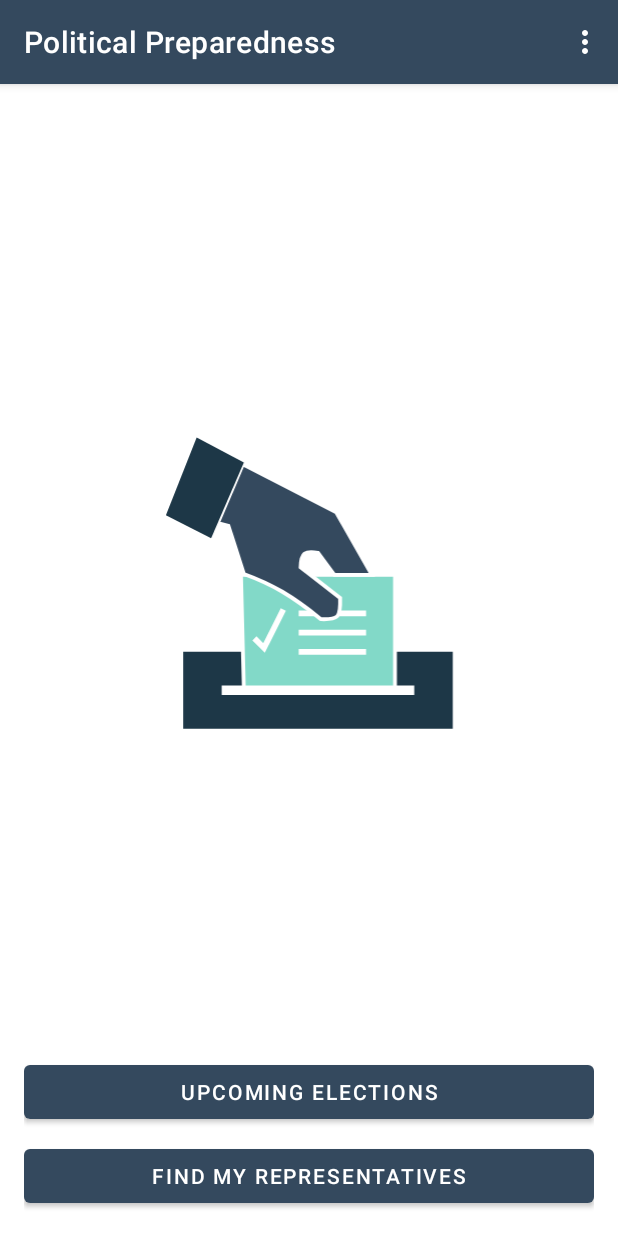
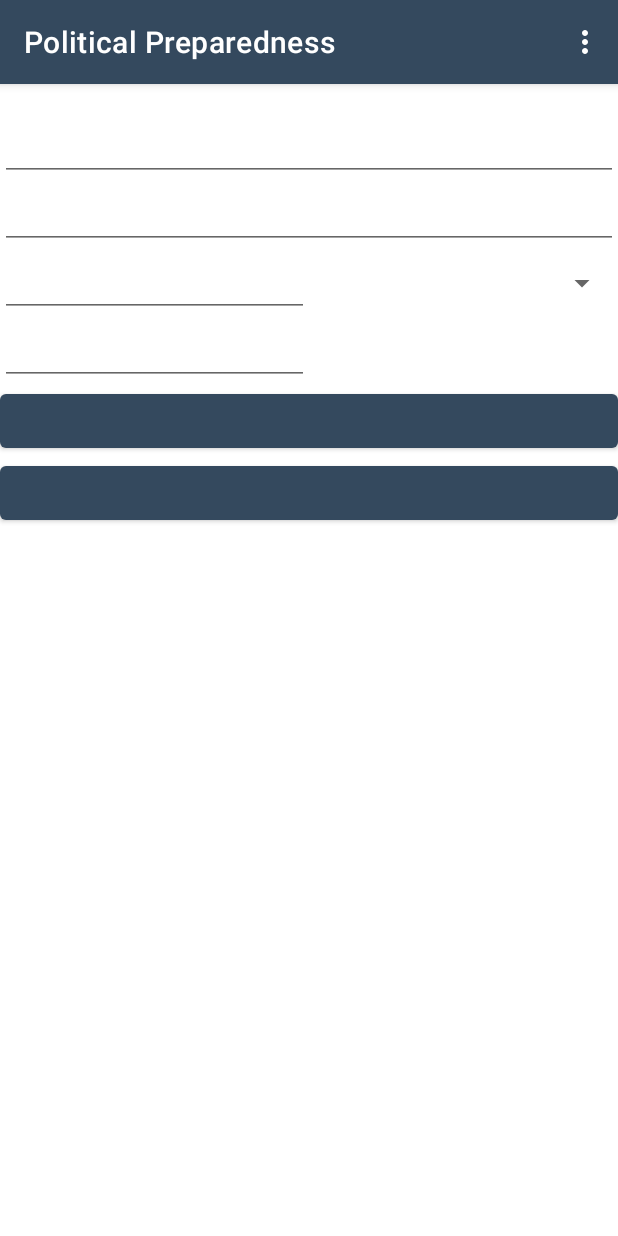
Before and after one commit to RicardoBravoA/PoliticalPreparedness, an Android app: the screen it shows after launch (MainActivity), after a tap on "FIND MY REPRESENTATIVES", on a phone screen of 412 x 824 dp. Run offline under Robolectric (Android 15) with nearby library versions, the phone set to English and light mode, and no system bars; our stand-ins replace data binding.

Commit message:
refactor: Update navigation

```diff
--- a/app/src/main/java/com/udacity/political/preparedness/representative/RepresentativeFragment.kt
+++ b/app/src/main/java/com/udacity/political/preparedness/representative/RepresentativeFragment.kt
@@ -1,16 +1,10 @@
 package com.udacity.political.preparedness.representative
 
-import android.content.Context
-import android.location.Geocoder
-import android.location.Location
 import android.os.Bundle
 import android.view.*
-import android.view.inputmethod.InputMethodManager
 import androidx.fragment.app.Fragment
-import com.udacity.political.preparedness.network.models.Address
-import java.util.Locale
+import com.udacity.political.preparedness.databinding.FragmentRepresentativeBinding
 
-/*
 class RepresentativeFragment : Fragment() {
 
     companion object {
@@ -33,9 +27,14 @@ class RepresentativeFragment : Fragment() {
 
         //TODO: Establish button listeners for field and location search
 
+        val binding = FragmentRepresentativeBinding.inflate(inflater)
+        binding.lifecycleOwner = this
+
+        return binding.root
+
     }
 
-    override fun onRequestPermissionsResult(
+    /*override fun onRequestPermissionsResult(
         requestCode: Int,
         permissions: Array<out String>,
         grantResults: IntArray
@@ -80,6 +79,6 @@ class RepresentativeFragment : Fragment() {
     private fun hideKeyboard() {
         val imm = activity?.getSystemService(Context.INPUT_METHOD_SERVICE) as InputMethodManager
         imm.hideSoftInputFromWindow(view!!.windowToken, 0)
-    }
+    }*/
 
-}*/
+}
--- a/app/src/main/res/navigation/nav_graph.xml
+++ b/app/src/main/res/navigation/nav_graph.xml
@@ -9,7 +9,7 @@
     <fragment
         android:id="@+id/LaunchFragment"
         android:name="com.udacity.political.preparedness.launch.LaunchFragment"
-        android:label="fragment_launch"
+        android:label="@string/launch_fragment_label"
         tools:layout="@layout/fragment_launch">
         <action
             android:id="@+id/action_LaunchFragment_to_RepresentativeFragment"
@@ -22,18 +22,20 @@
     <fragment
         android:id="@+id/RepresentativeFragment"
         android:name="com.udacity.political.preparedness.representative.RepresentativeFragment"
-        android:label="fragment_representative"
+        android:label="@string/representative_fragment_label"
         tools:layout="@layout/fragment_representative" />
 
     <fragment
         android:id="@+id/ElectionsFragment"
         android:name="com.udacity.political.preparedness.election.ElectionsFragment"
-        android:label="fragment_elections" />
+        android:label="@string/elections_fragment_label"
+        tools:layout="@layout/fragment_elections" />
 
     <fragment
         android:id="@+id/VoterInfoFragment"
         android:name="com.udacity.political.preparedness.election.VoterInfoFragment"
-        android:label="fragment_voter_info">
+        android:label="@string/voter_info_fragment_label"
+        tools:layout="@layout/fragment_voter_info">
         <argument
             android:name="arg_election_id"
             app:argType="integer" />
--- a/app/src/main/res/values/strings.xml
+++ b/app/src/main/res/values/strings.xml
@@ -3,7 +3,9 @@
     <string name="action_settings">Settings</string>
     <!-- Strings used for fragments for navigation -->
     <string name="launch_fragment_label">Launch Fragment</string>
-    <string name="second_fragment_label">Second Fragment</string>
+    <string name="representative_fragment_label">Representative Fragment</string>
+    <string name="elections_fragment_label">Elections Fragment</string>
+    <string name="voter_info_fragment_label">Voter Info Fragment</string>
     <string name="upcoming_elections">Upcoming elections</string>
     <string name="find_my_representatives">Find my representatives</string>
 </resources>
```
